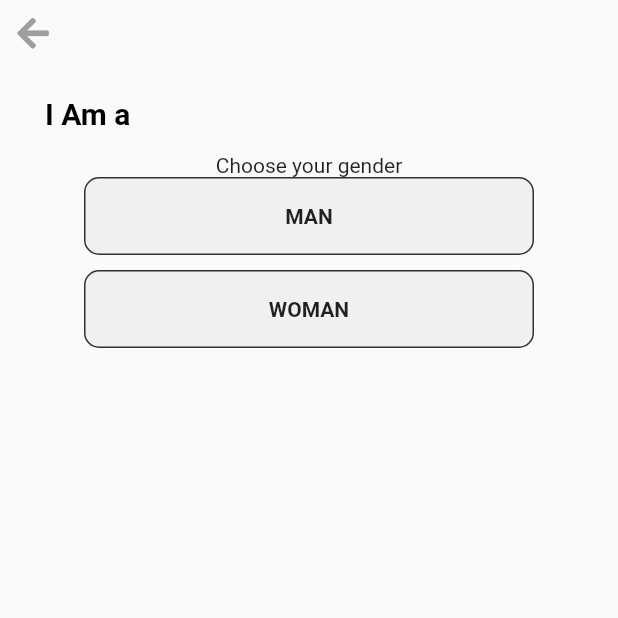
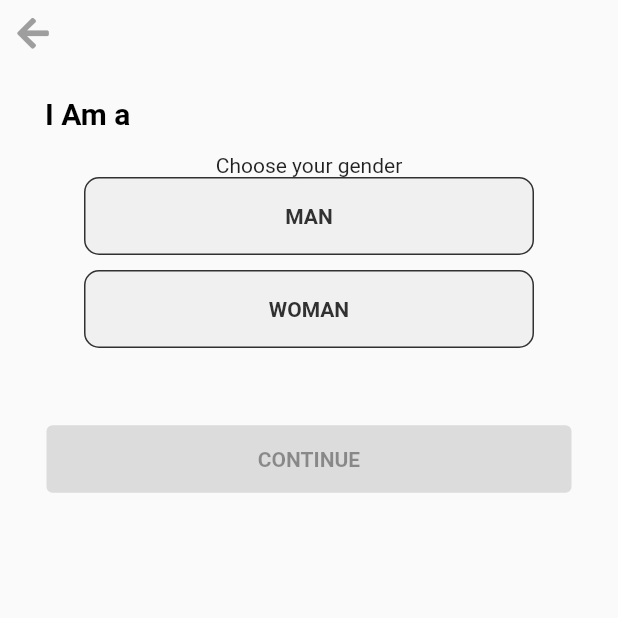
Before and after one commit to Sharply-Community/udoh, a Flutter app: the ChooseGender screen opened directly, on a phone screen of 412 x 824 dp, the top half of it. Run offline on Flutter 3.47's test engine with Material 2 defaults, Android fonts, the phone set to English and light mode, and no system bars; our stand-ins replace font_awesome_flutter, introduction_screen, otp_text_field, sizer.

Commit message:
more updates done

```diff
--- a/lib/Screens/choosegender.dart
+++ b/lib/Screens/choosegender.dart
@@ -1,3 +1,5 @@
+// ignore_for_file: void_checks, unrelated_type_equality_checks, avoid_returning_null_for_void
+
 import 'package:flutter/material.dart';
 import 'package:marriage/exports.dart';
 
@@ -13,6 +15,9 @@ class ChooseGender extends StatefulWidget {
 class _ChooseGenderState extends State<ChooseGender> {
   final activeColorBlack = const Color(0xff313131);
   final inActiveColorBlack = const Color(0xffF0F0F0);
+  final activeTextColor = const Color(0xffFFFFFF);
+  final inActiveTextColor = const Color(0xff313131);
+  // bool btnClicked = false;
   Select? selectedIndex;
   @override
   Widget build(BuildContext context) {
@@ -42,10 +47,14 @@ class _ChooseGenderState extends State<ChooseGender> {
                       border: Border.all(
                         color: activeColorBlack,
                       )),
-                  child: const Center(
+                  child: Center(
                       child: Text(
                     'MAN',
-                    style: TextStyle(fontWeight: FontWeight.bold),
+                    style: TextStyle(
+                        fontWeight: FontWeight.bold,
+                        color: selectedIndex == Select.male
+                            ? activeTextColor
+                            : inActiveTextColor),
                   )),
                 ),
               ),
@@ -69,13 +78,41 @@ class _ChooseGenderState extends State<ChooseGender> {
                       border: Border.all(
                         color: activeColorBlack,
                       )),
-                  child: const Center(
+                  child: Center(
                       child: Text(
                     'WOMAN',
-                    style: TextStyle(fontWeight: FontWeight.bold),
+                    style: TextStyle(
+                        fontWeight: FontWeight.bold,
+                        color: selectedIndex == Select.female
+                            ? activeTextColor
+                            : inActiveTextColor),
                   )),
                 ),
               ),
+              const SizedBox(
+                height: 50,
+              ),
+              ElevatedButton(
+                style: ElevatedButton.styleFrom(
+                  shadowColor: color,
+                  primary: color,
+                  maximumSize: const Size.fromHeight(45),
+                  fixedSize: const Size.fromWidth(350),
+                ),
+                onPressed: selectedIndex != null
+                    ? () {
+                        Navigator.push(
+                            context,
+                            MaterialPageRoute(
+                                builder: (context) => const ChooseGender()));
+                        setState(() => selectedIndex = true as Select?);
+                      }
+                    : null,
+                child: const Text(
+                  'CONTINUE',
+                  style: TextStyle(fontWeight: FontWeight.bold),
+                ),
+              )
             ],
           ),
         ],
```
